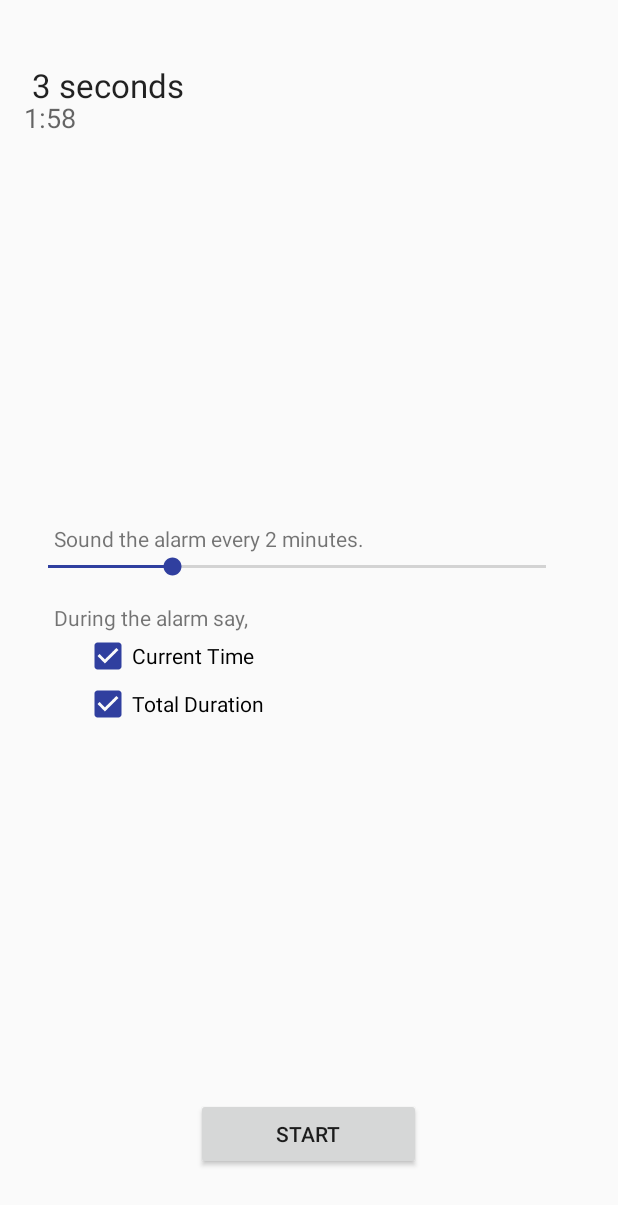
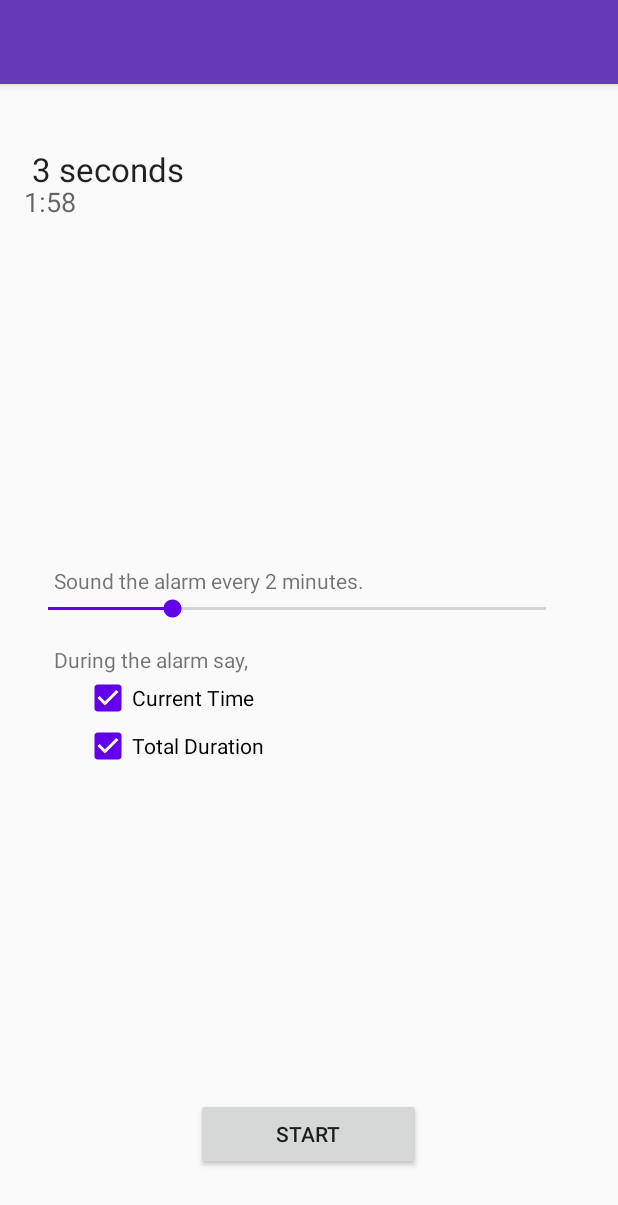
Before and after one commit to pizzaisdavid/TellMeTimer, an Android app: the screen it shows after launch (MainActivity), on a phone screen of 412 x 824 dp. Shown: the top 1205 px of the screen. Run offline under Robolectric (Android 15) with nearby library versions, the phone set to English and light mode, and no system bars.

Commit message:
added an app bar and changed themes

```diff
--- a/app/src/main/res/layout/activity_main.xml
+++ b/app/src/main/res/layout/activity_main.xml
@@ -7,6 +7,20 @@
     android:fitsSystemWindows="true"
     tools:context="com.example.user1.tellmetimer.MainActivity">
 
+
+    <android.support.design.widget.AppBarLayout
+        android:layout_width="match_parent"
+        android:layout_height="wrap_content"
+        android:theme="@style/AppTheme.AppBarOverlay">
+
+        <android.support.v7.widget.Toolbar
+            android:id="@+id/toolbar"
+            android:layout_width="match_parent"
+            android:layout_height="?attr/actionBarSize"
+            android:background="?attr/colorPrimary" />
+
+    </android.support.design.widget.AppBarLayout>
+
     <include layout="@layout/content_main"/>
 
 </android.support.design.widget.CoordinatorLayout>
--- a/app/src/main/res/values/colors.xml
+++ b/app/src/main/res/values/colors.xml
@@ -1,6 +1,6 @@
 <?xml version="1.0" encoding="utf-8"?>
 <resources>
-    <color name="colorPrimary">#3F51B5</color>
-    <color name="colorPrimaryDark">#FF4081</color>
-    <color name="colorAccent">#303F9F</color>
+    <color name="colorPrimary">#673ab7</color>
+    <color name="colorPrimaryDark">#ff4081</color>
+    <color name="colorAccent">#6200ea</color>
 </resources>
--- a/app/src/main/res/values/styles.xml
+++ b/app/src/main/res/values/styles.xml
@@ -1,7 +1,7 @@
 <resources>
 
     <!-- Base application theme. -->
-    <style name="AppTheme" parent="Theme.AppCompat.Light.DarkActionBar">
+    <style name="AppTheme" parent="Theme.AppCompat.Light.NoActionBar">
         <!-- Customize your theme here. -->
         <item name="colorPrimary">@color/colorPrimary</item>
         <item name="colorPrimaryDark">@color/colorPrimaryDark</item>
```
